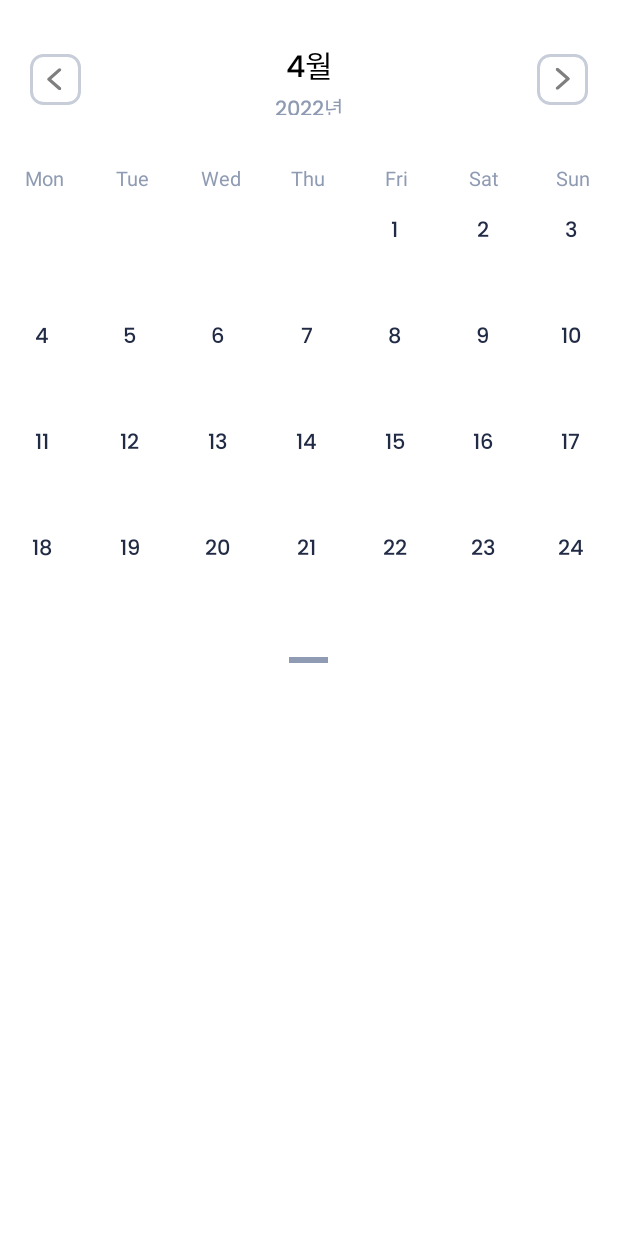
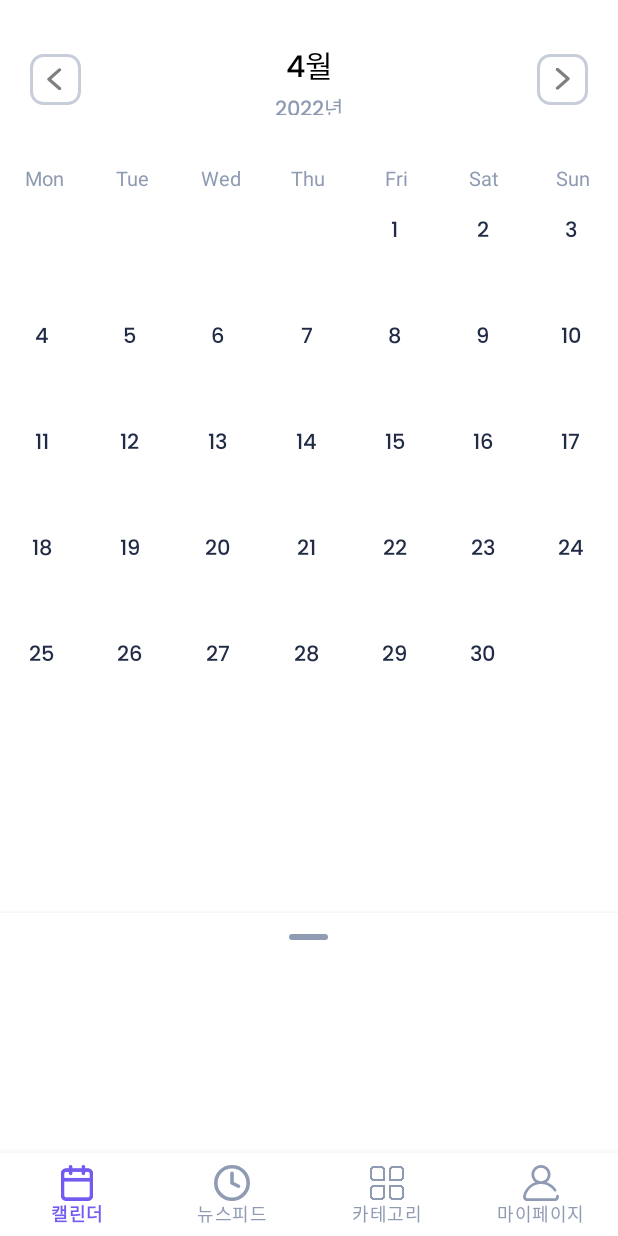
Before and after one commit to DivisonOfficer/NewsCalendar, an Android app: the screen it shows after launch (MainActivity), after a tap on an icon or button, on a phone screen of 412 x 824 dp. Run offline under Robolectric (Android 15) with nearby library versions, the phone set to English and light mode, and no system bars; our stand-ins replace data binding; pictures from the network do not load; Roboto replaces fonts that are not available here.

Commit message:
bottom nav

```diff
--- a/app/src/main/java/edu/skku/cs/mysimplecalendar/activity/main/MainActivity.java
+++ b/app/src/main/java/edu/skku/cs/mysimplecalendar/activity/main/MainActivity.java
@@ -87,7 +87,7 @@ public class MainActivity extends BaseActivity implements View.OnClickListener {
     private void setViewSlider(){
         if(modifier != null) return;
         Integer height = Resources.getSystem().getDisplayMetrics().heightPixels;
-        modifier = new SlideModifier(binding.getRoot(),binding.llBottomRv,binding.flSlider,(int) (height * 0.3), binding.getRoot().getHeight() - binding.layoutHead.getHeight());
+        modifier = new SlideModifier(binding.getRoot(),binding.llBottomRv,binding.flSlider,binding.llBottomRv.getHeight(), binding.getRoot().getHeight() - binding.layoutHead.getHeight() - binding.btNav.getHeight());
     }
 
     @Override
--- a/app/src/main/java/edu/skku/cs/mysimplecalendar/activity/main/SlideModifier.java
+++ b/app/src/main/java/edu/skku/cs/mysimplecalendar/activity/main/SlideModifier.java
@@ -1,5 +1,7 @@
 package edu.skku.cs.mysimplecalendar.activity.main;
 
+import android.animation.ObjectAnimator;
+import android.animation.ValueAnimator;
 import android.content.res.Resources;
 import android.util.Log;
 import android.view.MotionEvent;
@@ -21,6 +23,7 @@ public class SlideModifier implements View.OnTouchListener {
         this.minHeight = minHeight;
         this.maxHeight = maxHeight;
         setTouch();
+        initAnimator();
     }
 
     private void setTouch(){
@@ -42,7 +45,7 @@ public class SlideModifier implements View.OnTouchListener {
             Float dis =  prey - motionEvent.getRawY();
             ConstraintLayout.LayoutParams param = (ConstraintLayout.LayoutParams) lView.getLayoutParams();
             param.height = Integer.max(Integer.min((int) (param.height + dis),maxHeight),minHeight);
-            lView.setY(rootView.getHeight() - param.height);
+            //lView.setY(rootView.getHeight() - param.height);
             lView.post(() -> {
                 lView.setLayoutParams(param);
 
@@ -56,10 +59,46 @@ public class SlideModifier implements View.OnTouchListener {
         }
         else if(motionEvent.getAction() == MotionEvent.ACTION_UP)
         {
+            startAnimator();
 
             return true;
         }
 
         return false;
     }
+
+    boolean isOpen = false;
+    ValueAnimator animator = ObjectAnimator.ofFloat(0f,1f);
+
+    private void startAnimator(){
+        if(animator.isRunning()) return;
+        fromHeight = lView.getHeight();
+        if(fromHeight > maxHeight *( 0.3 + (isOpen ? 0.5 : 0))) {
+            isOpen = true;
+            toHeight = maxHeight;
+        }
+        else {
+            isOpen = false;
+            toHeight = minHeight;
+        }
+        animator.start();
+    }
+
+    private void initAnimator(){
+        animator.setDuration(100);
+        animator.addUpdateListener(anim->{
+            updateHeight(anim.getAnimatedFraction());
+        });
+    }
+    Integer fromHeight;
+    Integer toHeight;
+    private void updateHeight(Float ratio){
+        ConstraintLayout.LayoutParams param = (ConstraintLayout.LayoutParams)lView.getLayoutParams();
+        param.height = (int) (fromHeight + (toHeight - fromHeight) * (ratio));
+        lView.post(()->{
+
+           lView.setLayoutParams(param);
+        });
+    }
+
 }
--- /dev/null
+++ b/app/src/main/res/color/btn_main_bottom.xml
@@ -0,0 +1,5 @@
+<?xml version="1.0" encoding="utf-8"?>
+<selector xmlns:android="http://schemas.android.com/apk/res/android">
+    <item android:state_checked="true" android:color="@color/primary"/>
+    <item android:color="@color/onPrimary"/>
+</selector>
--- /dev/null
+++ b/app/src/main/res/drawable/btn_bottom_icon.xml
@@ -0,0 +1,8 @@
+<?xml version="1.0" encoding="utf-8"?>
+<shape xmlns:android="http://schemas.android.com/apk/res/android"
+    android:shape="rectangle"
+    >
+    <solid android:color="@color/onPrimary"/>
+
+    <corners android:radius="8dp"/>
+</shape>
--- /dev/null
+++ b/app/src/main/res/drawable/ic_mypage.xml
@@ -0,0 +1,18 @@
+<vector xmlns:android="http://schemas.android.com/apk/res/android"
+    android:width="20dp"
+    android:height="20dp"
+    android:viewportWidth="20"
+    android:viewportHeight="20">
+  <group>
+    <clip-path
+        android:pathData="M0.008,0.008h19.9831v19.9831h-19.9831z"/>
+    <group>
+      <clip-path
+          android:pathData="M0.008,0.008h19.9831v19.9831h-19.9831z"/>
+      <path
+          android:pathData="M19.9404,17.1311C19.8525,16.7091 19.4393,16.4382 19.0171,16.526C18.595,16.6139 18.3241,17.0273 18.412,17.4493C18.4626,17.6924 18.4023,17.9416 18.2467,18.133C18.1565,18.2439 17.9555,18.4299 17.6223,18.4299H2.3768C2.0436,18.4299 1.8425,18.2439 1.7524,18.133C1.5967,17.9416 1.5364,17.6924 1.587,17.4493C2.3971,13.5582 5.8292,10.7159 9.7926,10.62C9.8612,10.6227 9.9302,10.624 9.9995,10.624C10.0691,10.624 10.1383,10.6226 10.2072,10.62C12.9991,10.687 15.5796,12.101 17.1423,14.4316C17.3823,14.7897 17.8672,14.8853 18.2253,14.6453C18.5834,14.4052 18.6791,13.9203 18.439,13.5622C17.1581,11.652 15.2982,10.2629 13.1776,9.5649C14.4699,8.5959 15.3075,7.0519 15.3075,5.316C15.3075,2.3892 12.9264,0.008 9.9995,0.008C7.0727,0.008 4.6915,2.3892 4.6915,5.316C4.6915,7.053 5.5302,8.5978 6.8238,9.5667C5.6386,9.957 4.5264,10.5641 3.553,11.3648C1.7681,12.833 0.5271,14.8808 0.0586,17.1311C-0.0882,17.8362 0.0877,18.5605 0.5412,19.118C0.9924,19.6729 1.6615,19.9911 2.3768,19.9911H17.6222C18.3376,19.9911 19.0067,19.6729 19.4578,19.118C19.9114,18.5605 20.0872,17.8362 19.9404,17.1311ZM6.2527,5.316C6.2527,3.25 7.9335,1.5692 9.9995,1.5692C12.0655,1.5692 13.7463,3.25 13.7463,5.316C13.7463,7.3184 12.1674,8.959 10.1892,9.0581C10.126,9.0569 10.0628,9.0563 9.9995,9.0563C9.9365,9.0563 9.8735,9.0569 9.8106,9.0581C7.832,8.9594 6.2527,7.3187 6.2527,5.316Z"
+          android:fillColor="#8F9BB3"
+          android:fillType="evenOdd"/>
+    </group>
+  </group>
+</vector>
--- /dev/null
+++ b/app/src/main/res/drawable/ic_timer.xml
@@ -0,0 +1,20 @@
+<vector xmlns:android="http://schemas.android.com/apk/res/android"
+    android:width="20dp"
+    android:height="20dp"
+    android:viewportWidth="20"
+    android:viewportHeight="20">
+  <path
+      android:pathData="M10,10m-9,0a9,9 0,1 1,18 0a9,9 0,1 1,-18 0"
+      android:strokeLineJoin="round"
+      android:strokeWidth="2"
+      android:fillColor="#00000000"
+      android:strokeColor="#8F9BB3"
+      android:strokeLineCap="round"/>
+  <path
+      android:pathData="M10,4.6V10L13.6,11.8"
+      android:strokeLineJoin="round"
+      android:strokeWidth="2"
+      android:fillColor="#00000000"
+      android:strokeColor="#8F9BB3"
+      android:strokeLineCap="round"/>
+</vector>
--- a/app/src/main/res/layout/activity_main.xml
+++ b/app/src/main/res/layout/activity_main.xml
@@ -127,41 +127,58 @@
         <androidx.constraintlayout.widget.ConstraintLayout
             android:id="@+id/ll_bottom_rv"
             android:layout_width="match_parent"
-            android:layout_height="400dp"
+            android:layout_height="160dp"
+            android:elevation="5dp"
             android:background="@color/appBackground"
 
-            app:layout_constraintBottom_toBottomOf="parent">
+            app:layout_constraintBottom_toTopOf="@+id/bt_nav">
+
             <FrameLayout
                 android:id="@+id/fl_slider"
                 android:layout_width="match_parent"
                 android:layout_height="32dp"
-                app:layout_constraintTop_toTopOf="parent"
                 android:background="@color/white"
-                >
+                app:layout_constraintTop_toTopOf="parent">
+
                 <View
                     android:layout_width="26dp"
                     android:layout_height="4dp"
                     android:layout_gravity="center"
-                    android:background="@color/onPrimary"/>
+                    android:background="@drawable/btn_bottom_icon" />
 
             </FrameLayout>
+
             <androidx.constraintlayout.widget.ConstraintLayout
 
                 android:layout_width="match_parent"
-                app:layout_constraintTop_toBottomOf="@+id/fl_slider"
                 android:layout_height="0dp"
-                app:layout_constraintBottom_toBottomOf="parent">
+                app:layout_constraintBottom_toBottomOf="parent"
+                app:layout_constraintTop_toBottomOf="@+id/fl_slider">
+
                 <androidx.recyclerview.widget.RecyclerView
                     android:id="@+id/rv_news"
                     android:layout_width="match_parent"
                     android:layout_height="match_parent"
                     android:adapter="@{newsAdapter}"
                     android:orientation="vertical"
-                    app:layoutManager="androidx.recyclerview.widget.LinearLayoutManager"
-                    />
+                    app:layoutManager="androidx.recyclerview.widget.LinearLayoutManager" />
             </androidx.constraintlayout.widget.ConstraintLayout>
 
         </androidx.constraintlayout.widget.ConstraintLayout>
 
+        <com.google.android.material.bottomnavigation.BottomNavigationView
+            android:id="@+id/bt_nav"
+            android:layout_width="match_parent"
+            android:layout_height="55dp"
+            app:menu="@menu/menu_main"
+            android:background="@color/appBackground"
+            android:elevation="10dp"
+            app:labelVisibilityMode="labeled"
+            app:itemIconSize="24dp"
+            android:foregroundGravity="center_vertical"
+            app:itemTextColor="@color/btn_main_bottom"
+            app:itemBackground="@color/appBackground"
+            app:itemIconTint="@color/btn_main_bottom"
+            app:layout_constraintBottom_toBottomOf="parent" />
     </androidx.constraintlayout.widget.ConstraintLayout>
 </layout>
--- /dev/null
+++ b/app/src/main/res/menu/menu_main.xml
@@ -0,0 +1,21 @@
+<?xml version="1.0" encoding="utf-8"?>
+<menu xmlns:android="http://schemas.android.com/apk/res/android">
+    <item android:id="@+id/btn_menu_ticket"
+        android:enabled="true"
+        android:icon="@drawable/ic_calendar"
+        android:title="@string/menu_calendar"/>
+
+    <item android:id="@+id/btn_menu_news"
+        android:enabled="true"
+        android:icon="@drawable/ic_timer"
+        android:title="@string/menu_newspid"/>
+    <item android:id="@+id/btn_menu_category"
+        android:enabled="true"
+        android:icon="@drawable/ic_category"
+        android:title="@string/menu_category"/>
+    <item android:id="@+id/btn_menu_mypage"
+        android:enabled="true"
+        android:icon="@drawable/ic_mypage"
+        android:title="@string/menu_mypage"/>
+
+</menu>
--- /dev/null
+++ b/app/src/main/res/values/dimens.xml
@@ -0,0 +1,8 @@
+<?xml version="1.0" encoding="utf-8"?>
+<resources
+    xmlns:tools = 'http://schemas.android.com/tools'
+    >
+
+    <dimen name="design_bottom_navigation_text_size" tools:override="true">11sp</dimen>
+    <dimen name="design_bottom_navigation_active_text_size" tools:override="true">12sp</dimen>
+</resources>
--- a/app/src/main/res/values/strings.xml
+++ b/app/src/main/res/values/strings.xml
@@ -1,3 +1,9 @@
 <resources>
     <string name="app_name">MySimpleCalendar</string>
+
+
+    <string name="menu_calendar">캘린더</string>
+    <string name="menu_newspid">뉴스피드</string>
+    <string name="menu_mypage">마이페이지</string>
+    <string name="menu_category">카테고리</string>
 </resources>
```
Also changed, not shown: app/src/main/res/drawable/ic_category.png (added).
